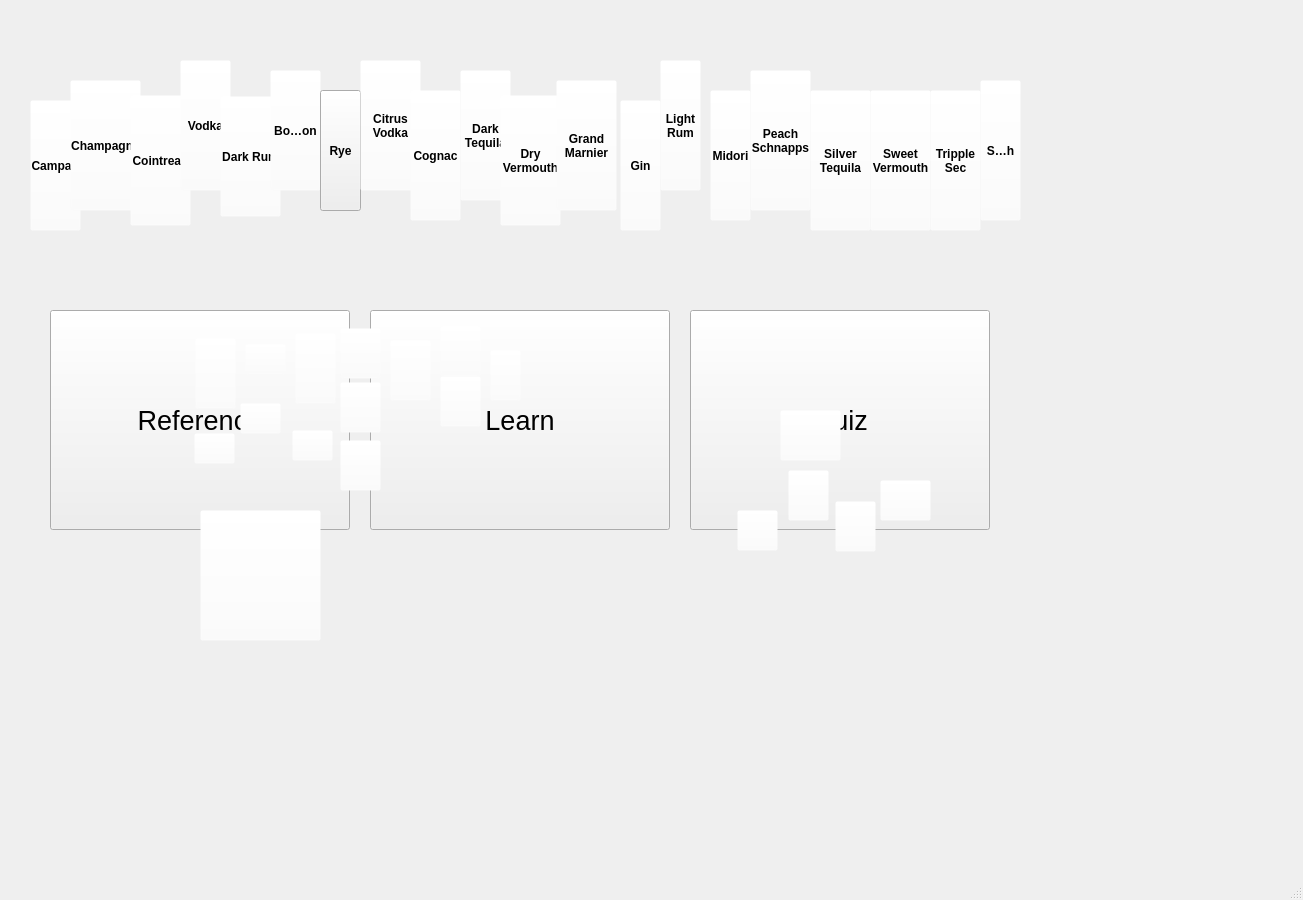
Old version of the form mainwindow.ui in the repository davidclark495/Bartending-Sim-Mirror.
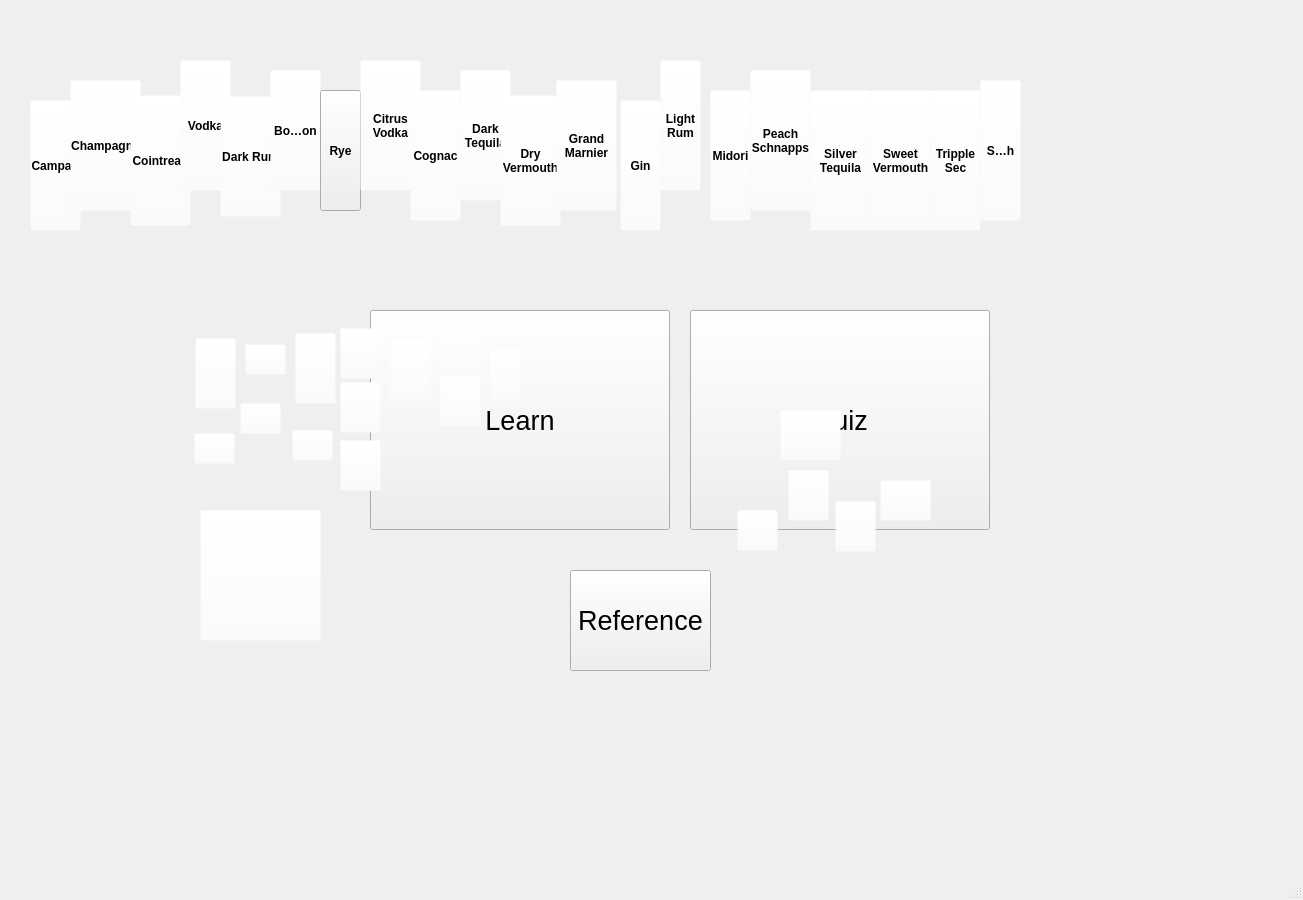
New version of the form. Icons and pictures are not drawn.

Commit message: Basic outline for the Info dialog

The edit to the form file:
```diff
--- a/mainwindow.ui
+++ b/mainwindow.ui
@@ -54,10 +54,10 @@
    <widget class="QToolButton" name="referenceButton">
     <property name="geometry">
      <rect>
-      <x>50</x>
-      <y>310</y>
-      <width>300</width>
-      <height>220</height>
+      <x>570</x>
+      <y>570</y>
+      <width>141</width>
+      <height>101</height>
      </rect>
     </property>
     <property name="font">
@@ -65,6 +65,10 @@
       <pointsize>20</pointsize>
      </font>
     </property>
+    <property name="styleSheet">
+     <string notr="true">background-color: rgba(255, 255, 255, 0);
+QTextEdit { background-position: top center }</string>
+    </property>
     <property name="text">
      <string>Reference</string>
     </property>
@@ -74,8 +78,8 @@
     </property>
     <property name="iconSize">
      <size>
-      <width>300</width>
-      <height>200</height>
+      <width>75</width>
+      <height>50</height>
      </size>
     </property>
     <property name="toolButtonStyle">
```
Left out of the diff: 6 changed lines with no effect on the pictures. The commit also changes 6 other files.
